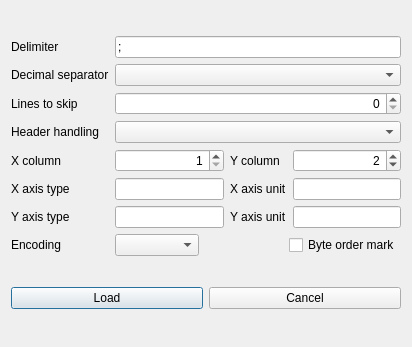
This is src/plugins/CSVSupport/src/loadcsvfiledialog.ui in echmet/EDII as Qt 5 draws it before an edit. The edited form follows.
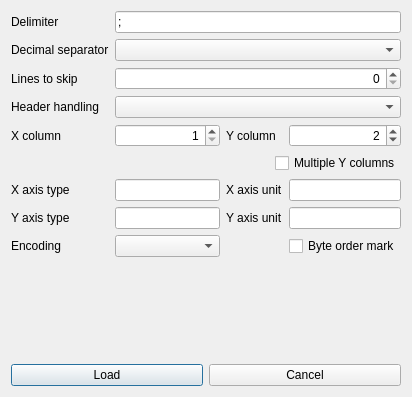
This is the edited form.

Commit message: Add an option to load CSV files with multiple Y columns

```diff
--- a/src/plugins/CSVSupport/src/loadcsvfiledialog.ui
+++ b/src/plugins/CSVSupport/src/loadcsvfiledialog.ui
@@ -7,7 +7,7 @@
     <x>0</x>
     <y>0</y>
     <width>412</width>
-    <height>347</height>
+    <height>397</height>
    </rect>
   </property>
   <property name="windowTitle">
@@ -16,6 +16,26 @@
   <layout class="QVBoxLayout" name="verticalLayout">
    <item>
     <layout class="QGridLayout" name="gridLayout">
+     <item row="6" column="1">
+      <widget class="QLineEdit" name="qle_xType"/>
+     </item>
+     <item row="8" column="1">
+      <widget class="QComboBox" name="qcbox_encoding">
+       <property name="sizePolicy">
+        <sizepolicy hsizetype="MinimumExpanding" vsizetype="Fixed">
+         <horstretch>0</horstretch>
+         <verstretch>0</verstretch>
+        </sizepolicy>
+       </property>
+      </widget>
+     </item>
+     <item row="7" column="0">
+      <widget class="QLabel" name="ql_yCaption">
+       <property name="text">
+        <string>Y axis type</string>
+       </property>
+      </widget>
+     </item>
      <item row="0" column="1" colspan="3">
       <widget class="QLineEdit" name="qle_delimiter">
        <property name="text">
@@ -33,13 +53,6 @@
      <item row="3" column="1" colspan="3">
       <widget class="QComboBox" name="qcbox_headerHandling"/>
      </item>
-     <item row="6" column="2">
-      <widget class="QLabel" name="ql_yUnit">
-       <property name="text">
-        <string>Y axis unit</string>
-       </property>
-      </widget>
-     </item>
      <item row="1" column="1" colspan="3">
       <widget class="QComboBox" name="qcbox_decimalSeparator"/>
      </item>
@@ -50,13 +63,6 @@
        </property>
       </widget>
      </item>
-     <item row="5" column="2">
-      <widget class="QLabel" name="ql_xUnit">
-       <property name="text">
-        <string>X axis unit</string>
-       </property>
-      </widget>
-     </item>
      <item row="1" column="0">
       <widget class="QLabel" name="ql_decimalSeparator">
        <property name="toolTip">
@@ -67,13 +73,6 @@
        </property>
       </widget>
      </item>
-     <item row="6" column="0">
-      <widget class="QLabel" name="ql_yCaption">
-       <property name="text">
-        <string>Y axis type</string>
-       </property>
-      </widget>
-     </item>
      <item row="0" column="0">
       <widget class="QLabel" name="ql_delimiter">
        <property name="toolTip">
@@ -87,13 +86,6 @@
        </property>
       </widget>
      </item>
-     <item row="5" column="0">
-      <widget class="QLabel" name="ql_xType">
-       <property name="text">
-        <string>X axis type</string>
-       </property>
-      </widget>
-     </item>
      <item row="2" column="0">
       <widget class="QLabel" name="ql_linesToSkip">
        <property name="text">
@@ -137,77 +129,101 @@
        </property>
       </widget>
      </item>
-     <item row="6" column="1">
-      <widget class="QLineEdit" name="qle_yType"/>
+     <item row="2" column="1" colspan="3">
+      <widget class="QSpinBox" name="qspbox_linesToSkip">
+       <property name="alignment">
+        <set>Qt::AlignRight|Qt::AlignTrailing|Qt::AlignVCenter</set>
+       </property>
+       <property name="minimum">
+        <number>0</number>
+       </property>
+       <property name="maximum">
+        <number>999999999</number>
+       </property>
+       <property name="value">
+        <number>0</number>
+       </property>
+      </widget>
      </item>
-     <item row="5" column="1">
-      <widget class="QLineEdit" name="qle_xType"/>
+     <item row="8" column="3">
+      <widget class="QCheckBox" name="qcb_bom">
+       <property name="text">
+        <string>Byte order mark</string>
+       </property>
+      </widget>
      </item>
-     <item row="5" column="3">
-      <widget class="QLineEdit" name="qle_xUnit"/>
+     <item row="6" column="2">
+      <widget class="QLabel" name="ql_xUnit">
+       <property name="text">
+        <string>X axis unit</string>
+       </property>
+      </widget>
      </item>
      <item row="6" column="3">
+      <widget class="QLineEdit" name="qle_xUnit"/>
+     </item>
+     <item row="6" column="0">
+      <widget class="QLabel" name="ql_xType">
+       <property name="text">
+        <string>X axis type</string>
+       </property>
+      </widget>
+     </item>
+     <item row="8" column="2">
+      <spacer name="horizontalSpacer">
+       <property name="orientation">
+        <enum>Qt::Horizontal</enum>
+       </property>
+       <property name="sizeHint" stdset="0">
+        <size>
+         <width>40</width>
+         <height>20</height>
+        </size>
+       </property>
+      </spacer>
+     </item>
+     <item row="7" column="2">
+      <widget class="QLabel" name="ql_yUnit">
+       <property name="text">
+        <string>Y axis unit</string>
+       </property>
+      </widget>
+     </item>
+     <item row="5" column="0" colspan="4" alignment="Qt::AlignRight">
+      <widget class="QCheckBox" name="qcb_multipleYcols">
+       <property name="text">
+        <string>Multiple Y columns</string>
+       </property>
+      </widget>
+     </item>
+     <item row="7" column="3">
       <widget class="QLineEdit" name="qle_yUnit"/>
      </item>
-     <item row="7" column="0">
+     <item row="8" column="0">
       <widget class="QLabel" name="ql_encodingCaption">
        <property name="text">
         <string>Encoding</string>
        </property>
       </widget>
      </item>
-     <item row="7" column="1" colspan="3">
-      <layout class="QHBoxLayout" name="horizontalLayout_2">
-       <item>
-        <widget class="QComboBox" name="qcbox_encoding">
-         <property name="sizePolicy">
-          <sizepolicy hsizetype="MinimumExpanding" vsizetype="Fixed">
-           <horstretch>0</horstretch>
-           <verstretch>0</verstretch>
-          </sizepolicy>
-         </property>
-        </widget>
-       </item>
-       <item>
-        <spacer name="horizontalSpacer">
-         <property name="orientation">
-          <enum>Qt::Horizontal</enum>
-         </property>
-         <property name="sizeHint" stdset="0">
-          <size>
-           <width>40</width>
-           <height>20</height>
-          </size>
-         </property>
-        </spacer>
-       </item>
-       <item>
-        <widget class="QCheckBox" name="qcb_bom">
-         <property name="text">
-          <string>Byte order mark</string>
-         </property>
-        </widget>
-       </item>
-      </layout>
-     </item>
-     <item row="2" column="1" colspan="3">
-      <widget class="QSpinBox" name="qspbox_linesToSkip">
-       <property name="alignment">
-        <set>Qt::AlignRight|Qt::AlignTrailing|Qt::AlignVCenter</set>
-       </property>
-       <property name="minimum">
-        <number>0</number>
-       </property>
-       <property name="maximum">
-        <number>999999999</number>
-       </property>
-       <property name="value">
-        <number>0</number>
-       </property>
-      </widget>
+     <item row="7" column="1">
+      <widget class="QLineEdit" name="qle_yType"/>
      </item>
     </layout>
    </item>
+   <item>
+    <spacer name="verticalSpacer">
+     <property name="orientation">
+      <enum>Qt::Vertical</enum>
+     </property>
+     <property name="sizeHint" stdset="0">
+      <size>
+       <width>20</width>
+       <height>40</height>
+      </size>
+     </property>
+    </spacer>
+   </item>
    <item>
     <layout class="QHBoxLayout" name="horizontalLayout">
      <item>
```
Left out of the diff: 2 changed lines with no effect on the pictures. The commit also changes 5 other files.
